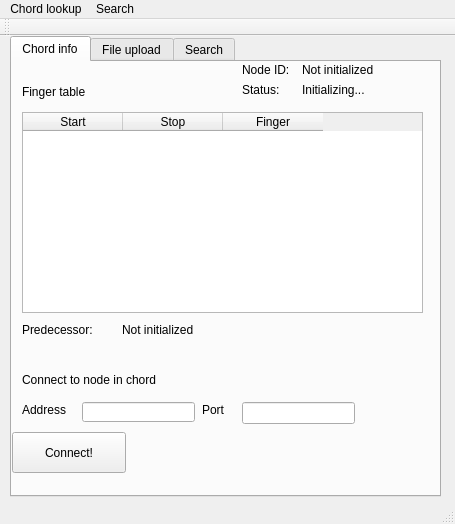
First picture: the form in finalProject/retspan/mainwindow.ui, repository CezarMocan/peerster, before the edit.
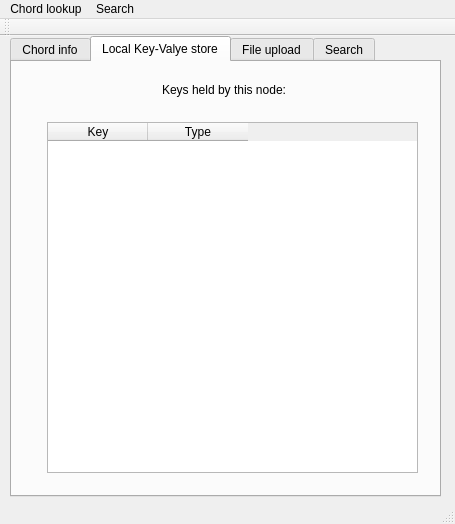
Second picture: the form after the edit.

Commit message: Node join key transfer works properly

What changed in the file:
```diff
--- a/finalProject/retspan/mainwindow.ui
+++ b/finalProject/retspan/mainwindow.ui
@@ -24,7 +24,7 @@
      </rect>
     </property>
     <property name="currentIndex">
-     <number>0</number>
+     <number>1</number>
     </property>
     <widget class="QWidget" name="ChordTab">
      <attribute name="title">
@@ -219,6 +219,44 @@
       </property>
      </widget>
     </widget>
+    <widget class="QWidget" name="tab">
+     <attribute name="title">
+      <string>Local Key-Valye store</string>
+     </attribute>
+     <widget class="QLabel" name="label_10">
+      <property name="geometry">
+       <rect>
+        <x>150</x>
+        <y>20</y>
+        <width>151</width>
+        <height>16</height>
+       </rect>
+      </property>
+      <property name="text">
+       <string>Keys held by this node:</string>
+      </property>
+     </widget>
+     <widget class="QTableWidget" name="tableWidgetKeyList">
+      <property name="geometry">
+       <rect>
+        <x>35</x>
+        <y>60</y>
+        <width>371</width>
+        <height>351</height>
+       </rect>
+      </property>
+      <column>
+       <property name="text">
+        <string>Key</string>
+       </property>
+      </column>
+      <column>
+       <property name="text">
+        <string>Type</string>
+       </property>
+      </column>
+     </widget>
+    </widget>
     <widget class="QWidget" name="tab_2">
      <attribute name="title">
       <string>File upload</string>
```
The commit also changes 17 other files.
